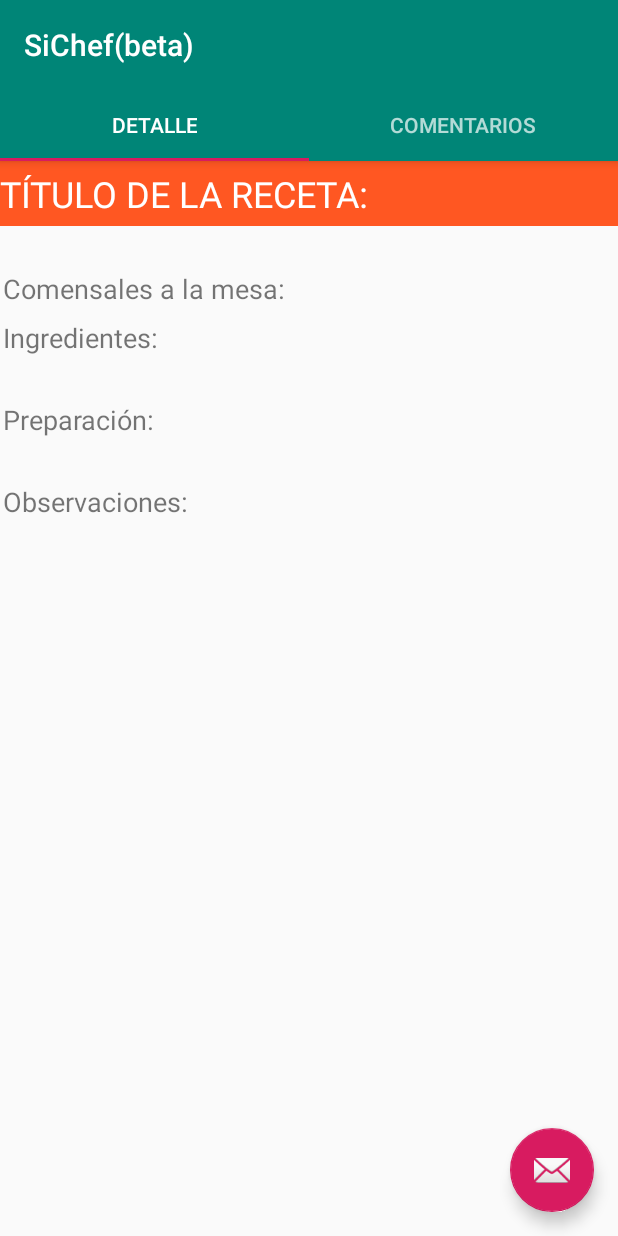
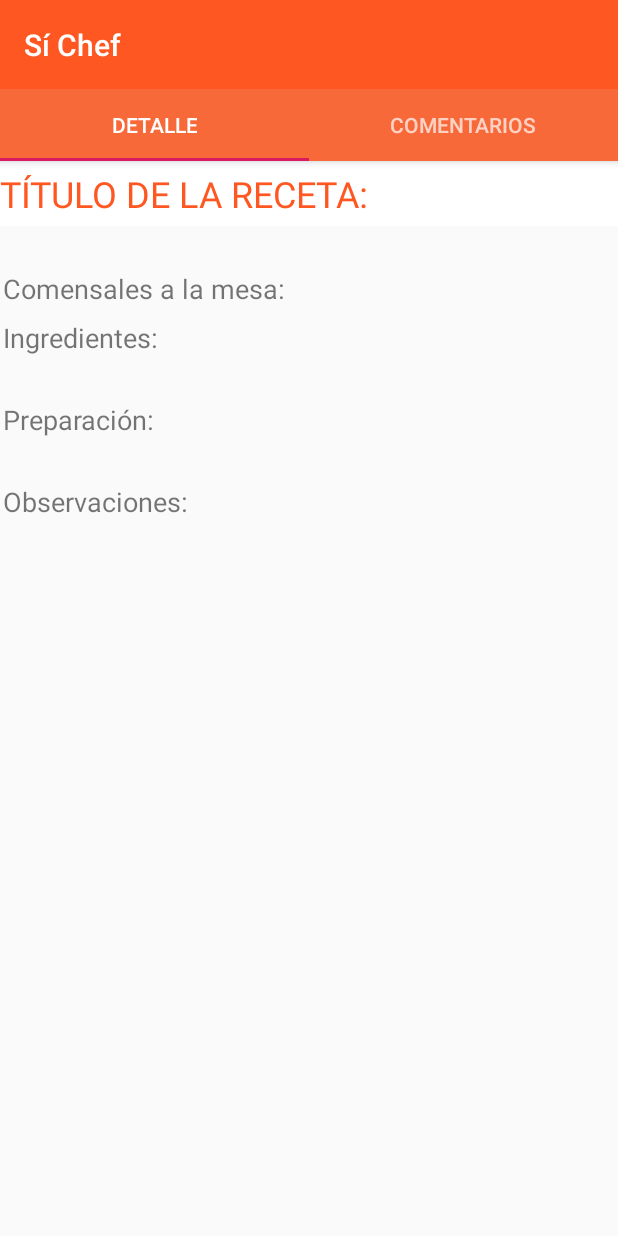
Before and after one commit to Plooph/SiChef, an Android app: the DetailActivity screen opened directly, with no data from a screen before it, on a phone screen of 412 x 824 dp. Run offline under Robolectric (Android 15) with nearby library versions, the phone set to English and light mode, and no system bars; our stand-ins replace Firebase (no records; nobody signed in at launch, a user with empty details on screens opened directly), data binding; 1 statement that could not run was skipped.

Commit message:
Maquetacion inicial
Se han establecido los colores adecuados y el nombre de la aplicacion. Todas las activities estan en pantalla completa.

```diff
--- a/app/src/main/java/net/pableras/sichefbeta/views/auth/LogActivity.kt
+++ b/app/src/main/java/net/pableras/sichefbeta/views/auth/LogActivity.kt
@@ -5,6 +5,7 @@ import android.os.Bundle
 import android.support.v7.app.AppCompatActivity
 import android.util.Log
 import android.util.Patterns
+import android.view.WindowManager
 import com.google.firebase.auth.FirebaseAuth
 import com.google.firebase.auth.FirebaseUser
 import com.google.firebase.firestore.FirebaseFirestore
@@ -28,6 +29,7 @@ class LogActivity : AppCompatActivity() {
     override fun onCreate(savedInstanceState: Bundle?) {
         setTheme(R.style.AppTheme)
         super.onCreate(savedInstanceState)
+        window.setFlags(WindowManager.LayoutParams.FLAG_FULLSCREEN, WindowManager.LayoutParams.FLAG_FULLSCREEN)
         setContentView(R.layout.activity_log)
 
         auth = FirebaseAuth.getInstance()
--- a/app/src/main/java/net/pableras/sichefbeta/views/auth/RegistActivity.kt
+++ b/app/src/main/java/net/pableras/sichefbeta/views/auth/RegistActivity.kt
@@ -5,6 +5,7 @@ import android.support.v7.app.AppCompatActivity
 import android.os.Bundle
 import android.util.Log
 import android.util.Patterns
+import android.view.WindowManager
 import com.google.firebase.auth.FirebaseAuth
 import com.google.firebase.firestore.FirebaseFirestore
 import kotlinx.android.synthetic.main.activity_regist.*
@@ -23,6 +24,7 @@ class RegistActivity : AppCompatActivity() {
 
     override fun onCreate(savedInstanceState: Bundle?) {
         super.onCreate(savedInstanceState)
+        window.setFlags(WindowManager.LayoutParams.FLAG_FULLSCREEN, WindowManager.LayoutParams.FLAG_FULLSCREEN)
         setContentView(R.layout.activity_regist)
 
         auth = FirebaseAuth.getInstance()
--- a/app/src/main/java/net/pableras/sichefbeta/views/detail/DetailActivity.kt
+++ b/app/src/main/java/net/pableras/sichefbeta/views/detail/DetailActivity.kt
@@ -1,11 +1,13 @@
 package net.pableras.sichefbeta.views.detail
 
+import android.annotation.SuppressLint
 import android.content.Context
 import android.os.Bundle
 import android.support.design.widget.TabLayout
 import android.support.v4.view.ViewPager
 import android.support.v7.app.AppCompatActivity
 import android.util.Log
+import android.view.WindowManager
 import com.google.firebase.firestore.FieldValue
 import com.google.firebase.firestore.FirebaseFirestore
 import com.google.gson.Gson
@@ -23,17 +25,20 @@ import org.jetbrains.anko.*
 
 class DetailActivity : AppCompatActivity() {
 
+    private lateinit var usuario: User
     private lateinit var sectionsPagerAdapter: SectionsPagerAdapter
     lateinit var receta: Receta
     lateinit var recetasFS: FirebaseFirestore
 
     override fun onCreate(savedInstanceState: Bundle?) {
         super.onCreate(savedInstanceState)
+        window.setFlags(WindowManager.LayoutParams.FLAG_FULLSCREEN, WindowManager.LayoutParams.FLAG_FULLSCREEN)
         setContentView(R.layout.activity_detail)
 
         recetasFS = FirebaseFirestore.getInstance()
         receta = Receta()
         receta = intent.getSerializableExtra("receta") as Receta
+        getShareUser()
 
 
         sectionsPagerAdapter = SectionsPagerAdapter(this, supportFragmentManager)
@@ -45,8 +50,16 @@ class DetailActivity : AppCompatActivity() {
         val tabs: TabLayout = findViewById(R.id.tabs)
         tabs.setupWithViewPager(viewPager)
 
-            fab.setOnClickListener { addComentario() }
+        botonVisible()
+        fab.setOnClickListener { addComentario() }
 
+    }
+
+    @SuppressLint("RestrictedApi", "WrongConstant")
+    private fun botonVisible() {
+        if (usuario.id != receta.uid){
+            fab.visibility = 1
+        }
     }
 
     private fun detalleReceta(viewPager: ViewPager) {
@@ -68,13 +81,17 @@ class DetailActivity : AppCompatActivity() {
         viewPager.adapter = sectionsPagerAdapter
     }
 
-    /***************************** GUARDAR UN COMENTARIO ********************************/
-
-    private fun addComentario() {
-
+    /***************************** OBTENER USUARIO ********************************/
+    fun getShareUser(){
+        usuario = User()
         val preferencias = getSharedPreferences("usuario", Context.MODE_PRIVATE)
         val jsonUser = preferencias.getString("usuarioSP","nosta")
-        val usuario: User = Gson().fromJson(jsonUser, User::class.java)
+        usuario = Gson().fromJson(jsonUser, User::class.java)
+    }
+    /***************************** OBTENER USUARIO ********************************/
+
+    /***************************** GUARDAR UN COMENTARIO ********************************/
+    private fun addComentario() {
         val nick = usuario.nick
 
         alert {
--- a/app/src/main/java/net/pableras/sichefbeta/views/home/HomeActivity.kt
+++ b/app/src/main/java/net/pableras/sichefbeta/views/home/HomeActivity.kt
@@ -19,6 +19,7 @@ import android.util.Log
 import android.view.Menu
 import android.view.MenuItem
 import android.view.View
+import android.view.WindowManager
 import android.widget.TextView
 import com.google.firebase.auth.FirebaseAuth
 import com.google.firebase.firestore.EventListener
@@ -57,6 +58,7 @@ class HomeActivity : AppCompatActivity(), NavigationView.OnNavigationItemSelecte
 
     override fun onCreate(savedInstanceState: Bundle?) {
         super.onCreate(savedInstanceState)
+        window.setFlags(WindowManager.LayoutParams.FLAG_FULLSCREEN, WindowManager.LayoutParams.FLAG_FULLSCREEN)
         setContentView(R.layout.activity_home)
         val toolbar: Toolbar = findViewById(R.id.toolbar)
         setSupportActionBar(toolbar)
--- a/app/src/main/java/net/pableras/sichefbeta/views/nuevareceta/NewRecetaActivity.kt
+++ b/app/src/main/java/net/pableras/sichefbeta/views/nuevareceta/NewRecetaActivity.kt
@@ -3,6 +3,7 @@ package net.pableras.sichefbeta.views.nuevareceta
 import android.os.Bundle
 import android.support.v7.app.AppCompatActivity
 import android.util.Log
+import android.view.WindowManager
 import com.google.firebase.firestore.FirebaseFirestore
 import kotlinx.android.synthetic.main.activity_new_receta.*
 import net.pableras.sichefbeta.R
@@ -21,6 +22,7 @@ class NewRecetaActivity : AppCompatActivity() {
 
     override fun onCreate(savedInstanceState: Bundle?) {
         super.onCreate(savedInstanceState)
+        window.setFlags(WindowManager.LayoutParams.FLAG_FULLSCREEN, WindowManager.LayoutParams.FLAG_FULLSCREEN)
         setContentView(R.layout.activity_new_receta)
 
         user = intent.getSerializableExtra("user") as User
--- a/app/src/main/java/net/pableras/sichefbeta/views/recetasnube/RecetasNubeActivity.kt
+++ b/app/src/main/java/net/pableras/sichefbeta/views/recetasnube/RecetasNubeActivity.kt
@@ -6,6 +6,7 @@ import android.support.v7.app.AppCompatActivity
 import android.support.v7.widget.LinearLayoutManager
 import android.util.Log
 import android.view.View
+import android.view.WindowManager
 import com.google.firebase.auth.FirebaseAuth
 import com.google.firebase.firestore.EventListener
 import com.google.firebase.firestore.FirebaseFirestore
@@ -29,6 +30,7 @@ class RecetasNubeActivity : AppCompatActivity() {
 
     override fun onCreate(savedInstanceState: Bundle?) {
         super.onCreate(savedInstanceState)
+        window.setFlags(WindowManager.LayoutParams.FLAG_FULLSCREEN, WindowManager.LayoutParams.FLAG_FULLSCREEN)
         setContentView(R.layout.activity_recetas_nube)
 
         recetasFS = FirebaseFirestore.getInstance()
--- a/app/src/main/res/layout/activity_detail.xml
+++ b/app/src/main/res/layout/activity_detail.xml
@@ -10,7 +10,8 @@
     <android.support.design.widget.AppBarLayout
             android:layout_height="wrap_content"
             android:layout_width="match_parent"
-            android:theme="@style/AppTheme.AppBarOverlay">
+            android:theme="@style/AppTheme.AppBarOverlay"
+            android:background="@color/colorBase">
 
         <TextView
                 android:id="@+id/title"
@@ -26,7 +27,7 @@
                 android:id="@+id/tabs"
                 android:layout_width="match_parent"
                 android:layout_height="wrap_content"
-                android:background="?attr/colorPrimary"/>
+                android:background="@color/colorback"/>
     </android.support.design.widget.AppBarLayout>
 
     <android.support.v4.view.ViewPager
@@ -41,5 +42,7 @@
             android:layout_height="wrap_content"
             android:layout_gravity="bottom|end"
             android:layout_margin="@dimen/fab_margin"
-            app:srcCompat="@android:drawable/ic_dialog_email"/>
+            app:srcCompat="@android:drawable/ic_input_get"
+            app:backgroundTint="@color/colorBase"
+            android:visibility="invisible"/>
 </android.support.design.widget.CoordinatorLayout>
--- a/app/src/main/res/layout/activity_regist.xml
+++ b/app/src/main/res/layout/activity_regist.xml
@@ -112,5 +112,6 @@
             app:layout_constraintTop_toBottomOf="@+id/etpasswdnew"
             app:layout_constraintStart_toStartOf="parent"
             app:layout_constraintEnd_toEndOf="parent"
-    />
+            android:background="@color/colorBase"
+            android:textColor="@color/colorwhite"/>
 </android.support.constraint.ConstraintLayout>
--- a/app/src/main/res/layout/app_bar_home.xml
+++ b/app/src/main/res/layout/app_bar_home.xml
@@ -16,7 +16,7 @@
                 android:id="@+id/toolbar"
                 android:layout_width="match_parent"
                 android:layout_height="?attr/actionBarSize"
-                android:background="?attr/colorPrimary"
+                android:background="@color/colorBase"
                 app:popupTheme="@style/AppTheme.PopupOverlay"/>
 
     </android.support.design.widget.AppBarLayout>
--- a/app/src/main/res/layout/fragment_receta.xml
+++ b/app/src/main/res/layout/fragment_receta.xml
@@ -29,8 +29,8 @@
                         android:layout_width="match_parent"
                         android:layout_height="wrap_content"
                         android:id="@+id/tv10" android:layout_weight="6"
-                        android:background="@color/colorBase"
-                        android:textColor="@color/colorwhite"
+                        android:background="@color/colorwhite"
+                        android:textColor="@color/colorBase"
                         android:textSize="24sp"
                         android:paddingVertical="@dimen/pading"/>
                 <TextView
--- a/app/src/main/res/menu/activity_home_drawer.xml
+++ b/app/src/main/res/menu/activity_home_drawer.xml
@@ -14,7 +14,7 @@
                 android:title="@string/menu_gallery"/>
         <item
                 android:id="@+id/nav_slideshow"
-                android:icon="@drawable/ic_menu_slideshow"
+                android:icon="@android:drawable/ic_menu_revert"
                 android:title="@string/menu_slideshow"/>
     </group>
 
--- a/app/src/main/res/values/colors.xml
+++ b/app/src/main/res/values/colors.xml
@@ -1,9 +1,10 @@
 <?xml version="1.0" encoding="utf-8"?>
 <resources>
-    <color name="colorPrimary">#008577</color>
-    <color name="colorPrimaryDark">#00574B</color>
+    <color name="colorPrimary">#FF5722</color>
+    <color name="colorPrimaryDark">#80F17D53</color>
     <color name="colorAccent">#D81B60</color>
     <color name="colorBase">#FF5722</color>
     <color name="colorback">#80F17D53</color>
     <color name="colorwhite">#fff</color>
+    <color name="colorgrey">#E6FFFF</color>
 </resources>
--- a/app/src/main/res/values/strings.xml
+++ b/app/src/main/res/values/strings.xml
@@ -1,5 +1,5 @@
 <resources>
-    <string name="app_name">SiChef(beta)</string>
+    <string name="app_name">Sí Chef</string>
     <string name="title_activity_home">Sí Chef</string>
     <string name="sing_in">Log-In</string>
     <string name="user_new">Soy Nuevo</string>
```
Also changed, not shown: app/src/main/res/layout/activity_detail_receta.xml (deleted, +0 -29 lines), app/src/main/res/layout/activity_log.xml (+8 -3 lines), app/src/main/res/layout/activity_receta_local.xml (deleted, +0 -45 lines), app/src/main/res/layout/rowcomentario.xml (+23 -8 lines).
